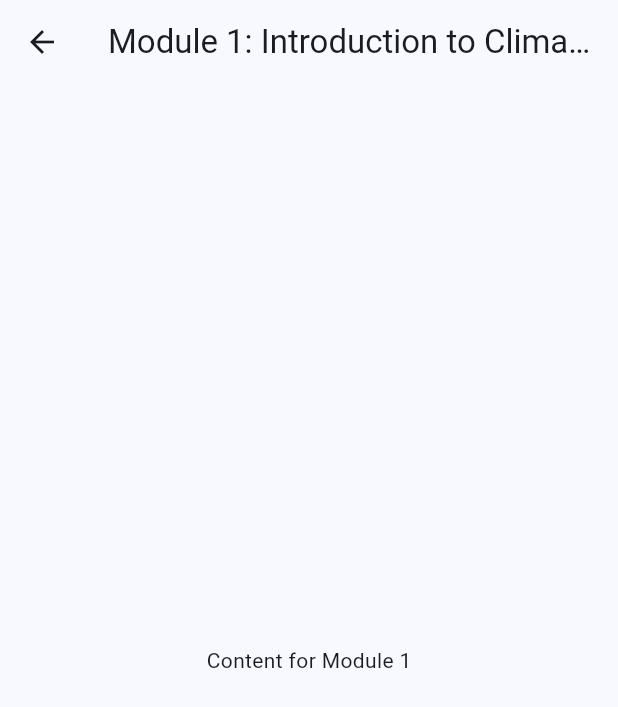
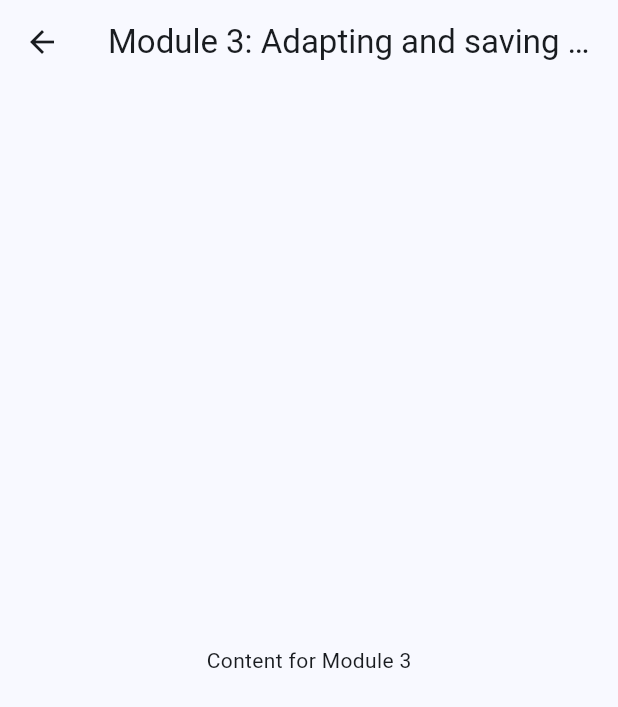
Before and after one commit to HugeKC01/flutter_studyclimatechange, a Flutter app: the screen it shows after launch, after a tap on "Module 3", on a phone screen of 412 x 824 dp. Shown: the top 707 px of the screen. Run offline on Flutter 3.47's test engine with Material 3 defaults, Android fonts, the phone set to English and light mode, and no system bars.

Commit message:
minor content edit

```diff
--- a/lib/main.dart
+++ b/lib/main.dart
@@ -2,7 +2,7 @@ import 'package:flutter/material.dart';
 import 'module1.dart';
 import 'module2.dart';
 import 'module3.dart';
-import 'test.dart';
+import 'posttest.dart';
 
 void main() {
   runApp(const MyApp());
@@ -257,7 +257,7 @@ class _MyHomePageState extends State<MyHomePage> {
                           subtitle: Column(
                             crossAxisAlignment: CrossAxisAlignment.start,
                             children: [
-                              Text('Mitigation and Adaptation Strategies'),
+                              Text('Adapting and saving our world'),
                               Text('การปรับตัวและช่วยโลกของเรา'),
                             ],
                           ),
--- a/lib/module2.dart
+++ b/lib/module2.dart
@@ -7,10 +7,10 @@ class Module2Screen extends StatelessWidget {
   Widget build(BuildContext context) {
     return Scaffold(
       appBar: AppBar(
-        title: Text('Module 1: Introduction to Climate Change'),
+        title: Text('Module 2: Effects of Climate Change'),
       ),
       body: Center(
-        child: Text('Content for Module 1'),
+        child: Text('Content for Module 2'),
       ),
     );
   }
--- a/lib/module3.dart
+++ b/lib/module3.dart
@@ -7,10 +7,10 @@ class Module3Screen extends StatelessWidget {
   Widget build(BuildContext context) {
     return Scaffold(
       appBar: AppBar(
-        title: Text('Module 1: Introduction to Climate Change'),
+        title: Text('Module 3: Adapting and saving our world'),
       ),
       body: Center(
-        child: Text('Content for Module 1'),
+        child: Text('Content for Module 3'),
       ),
     );
   }
```
Also changed, not shown: lib/posttest.dart (renamed from lib/test.dart).
